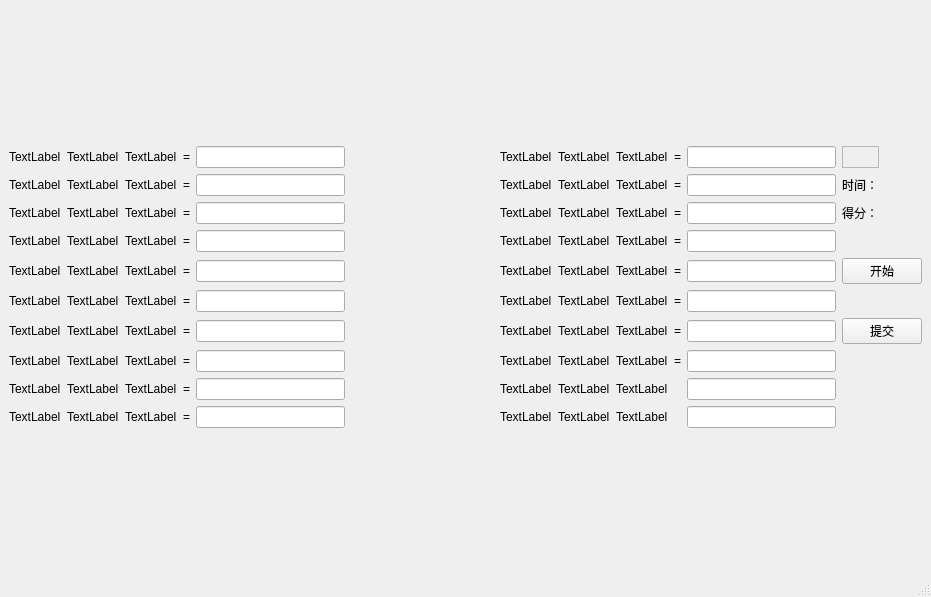
Above: cal_test.ui from tendercool/Tender before the change. Below: the same form after it.
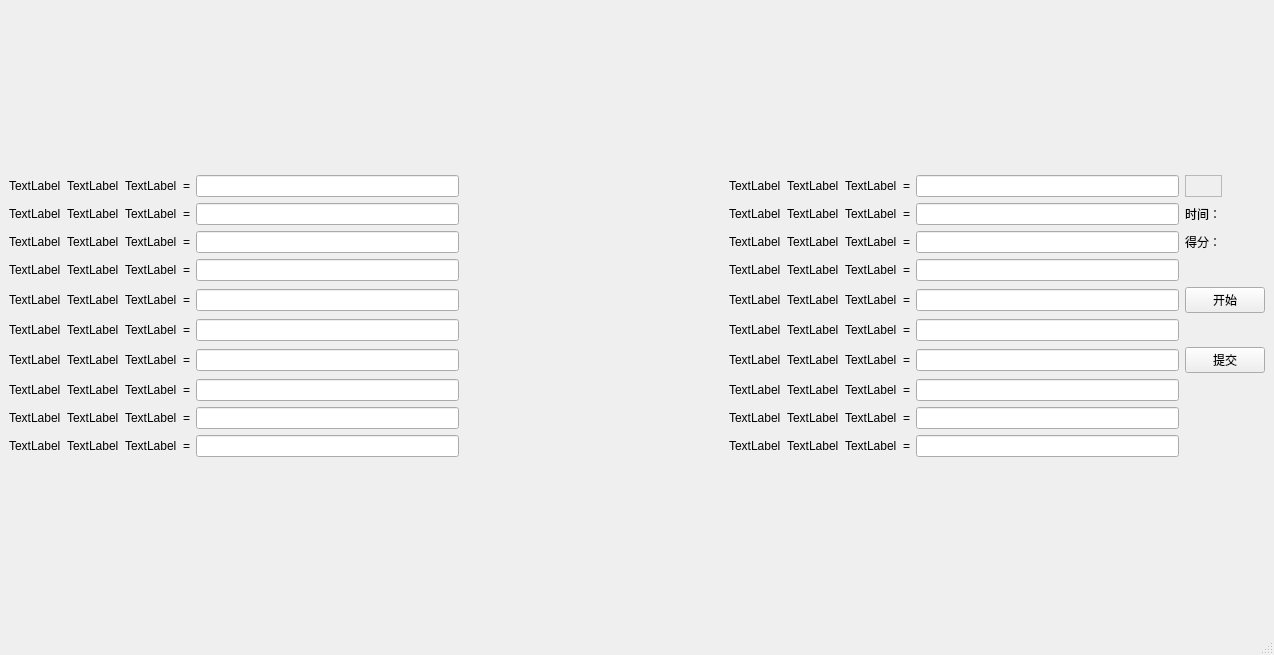
That is the form after the change.

```diff
--- a/cal_test.ui
+++ b/cal_test.ui
@@ -6,8 +6,8 @@
    <rect>
     <x>0</x>
     <y>0</y>
-    <width>931</width>
-    <height>597</height>
+    <width>1274</width>
+    <height>655</height>
    </rect>
   </property>
   <property name="windowTitle">
@@ -688,6 +688,20 @@
         </property>
        </widget>
       </item>
+      <item row="8" column="9">
+       <widget class="QLabel" name="label_27">
+        <property name="text">
+         <string>=</string>
+        </property>
+       </widget>
+      </item>
+      <item row="9" column="9">
+       <widget class="QLabel" name="label_28">
+        <property name="text">
+         <string>=</string>
+        </property>
+       </widget>
+      </item>
      </layout>
     </item>
    </layout>
```
Left out of the diff: 4 changed lines with no effect on the pictures.
